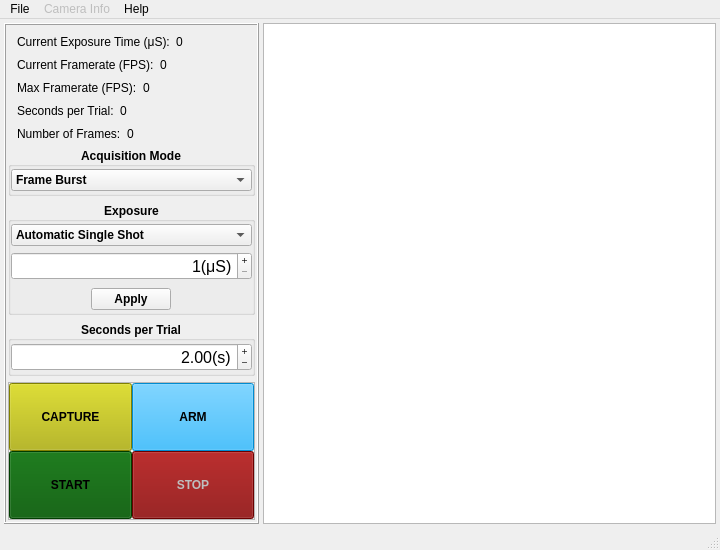
Qt form UI/design/FLIR.ui (OlfactoryBehaviorLab/dewan_flir_camera) before a commit.
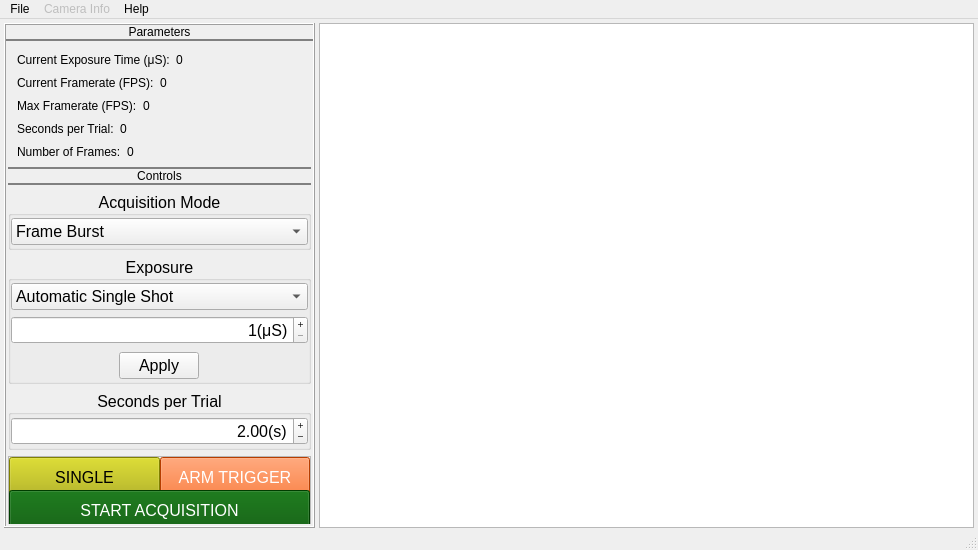
The same form after that commit.

Commit message: new config UI, update FLIR ui

```diff
--- a/UI/design/FLIR.ui
+++ b/UI/design/FLIR.ui
@@ -9,12 +9,12 @@
    <rect>
     <x>0</x>
     <y>0</y>
-    <width>720</width>
+    <width>978</width>
     <height>550</height>
    </rect>
   </property>
   <property name="sizePolicy">
-   <sizepolicy hsizetype="Maximum" vsizetype="Maximum">
+   <sizepolicy hsizetype="MinimumExpanding" vsizetype="Minimum">
     <horstretch>0</horstretch>
     <verstretch>0</verstretch>
    </sizepolicy>
@@ -28,6 +28,9 @@
   <property name="windowTitle">
    <string>Dewan Lab FLIR Blackfly S Camera Acquisition</string>
   </property>
+  <property name="styleSheet">
+   <string notr="true">font: 12pt &quot;Arial&quot;;</string>
+  </property>
   <property name="documentMode">
    <bool>false</bool>
   </property>
@@ -36,7 +39,7 @@
   </property>
   <widget class="QWidget" name="main_container">
    <property name="sizePolicy">
-    <sizepolicy hsizetype="Maximum" vsizetype="Maximum">
+    <sizepolicy hsizetype="MinimumExpanding" vsizetype="Maximum">
      <horstretch>0</horstretch>
      <verstretch>0</verstretch>
     </sizepolicy>
@@ -52,7 +55,7 @@
      <number>4</number>
     </property>
     <property name="bottomMargin">
-     <number>4</number>
+     <number>0</number>
     </property>
     <property name="horizontalSpacing">
      <number>4</number>
@@ -63,7 +66,7 @@
     <item row="0" column="1">
      <widget class="QGraphicsView" name="viewport">
       <property name="sizePolicy">
-       <sizepolicy hsizetype="Minimum" vsizetype="Expanding">
+       <sizepolicy hsizetype="Minimum" vsizetype="MinimumExpanding">
         <horstretch>0</horstretch>
         <verstretch>0</verstretch>
        </sizepolicy>
@@ -73,7 +76,7 @@
     <item row="0" column="0">
      <widget class="QFrame" name="left_pane">
       <property name="sizePolicy">
-       <sizepolicy hsizetype="Maximum" vsizetype="Minimum">
+       <sizepolicy hsizetype="Maximum" vsizetype="MinimumExpanding">
         <horstretch>0</horstretch>
         <verstretch>0</verstretch>
        </sizepolicy>
@@ -89,7 +92,7 @@
       </property>
       <layout class="QVBoxLayout" name="left_pane_layout">
        <property name="spacing">
-        <number>0</number>
+        <number>2</number>
        </property>
        <property name="leftMargin">
         <number>0</number>
@@ -103,6 +106,29 @@
        <property name="bottomMargin">
         <number>0</number>
        </property>
+       <item>
+        <widget class="QLabel" name="param_header">
+         <property name="sizePolicy">
+          <sizepolicy hsizetype="Preferred" vsizetype="Maximum">
+           <horstretch>0</horstretch>
+           <verstretch>0</verstretch>
+          </sizepolicy>
+         </property>
+         <property name="styleSheet">
+          <string notr="true">border-bottom-width: 2px;
+border-bottom-style: solid;
+border-radius: 0px;
+border-color: grey;
+font: 700 16pt &quot;Arial&quot;;</string>
+         </property>
+         <property name="text">
+          <string>Parameters</string>
+         </property>
+         <property name="alignment">
+          <set>Qt::AlignmentFlag::AlignCenter</set>
+         </property>
+        </widget>
+       </item>
        <item>
         <widget class="QWidget" name="param_disp" native="true">
          <property name="sizePolicy">
@@ -386,7 +412,7 @@
        <item>
         <widget class="QWidget" name="controls" native="true">
          <property name="sizePolicy">
-          <sizepolicy hsizetype="Minimum" vsizetype="Minimum">
+          <sizepolicy hsizetype="Minimum" vsizetype="MinimumExpanding">
            <horstretch>0</horstretch>
            <verstretch>0</verstretch>
           </sizepolicy>
@@ -404,6 +430,32 @@
           <property name="bottomMargin">
            <number>2</number>
           </property>
+          <item>
+           <widget class="QLabel" name="controls_header">
+            <property name="sizePolicy">
+             <sizepolicy hsizetype="Preferred" vsizetype="Maximum">
+              <horstretch>0</horstretch>
+              <verstretch>0</verstretch>
+             </sizepolicy>
+            </property>
+            <property name="styleSheet">
+             <string notr="true">border-top-width: 2px;
+border-top-style: solid;
+border-bottom-width: 2px;
+border-bottom-style: solid;
+border-radius: 0px;
+border-color: grey;
+
+font: 700 16pt &quot;Arial&quot;;</string>
+            </property>
+            <property name="text">
+             <string>Controls</string>
+            </property>
+            <property name="alignment">
+             <set>Qt::AlignmentFlag::AlignCenter</set>
+            </property>
+           </widget>
+          </item>
           <item>
            <widget class="QGroupBox" name="acquisition_mode">
             <property name="sizePolicy">
@@ -414,7 +466,10 @@
             </property>
             <property name="font">
              <font>
-              <bold>true</bold>
+              <family>Arial</family>
+              <pointsize>12</pointsize>
+              <italic>false</italic>
+              <bold>false</bold>
              </font>
             </property>
             <property name="title">
@@ -471,7 +526,10 @@
             </property>
             <property name="font">
              <font>
-              <bold>true</bold>
+              <family>Arial</family>
+              <pointsize>12</pointsize>
+              <italic>false</italic>
+              <bold>false</bold>
              </font>
             </property>
             <property name="title">
@@ -525,7 +583,9 @@
               <widget class="QSpinBox" name="exposure_value">
                <property name="font">
                 <font>
+                 <family>Arial</family>
                  <pointsize>12</pointsize>
+                 <italic>false</italic>
                  <bold>false</bold>
                 </font>
                </property>
@@ -614,7 +674,10 @@
             </property>
             <property name="font">
              <font>
-              <bold>true</bold>
+              <family>Arial</family>
+              <pointsize>12</pointsize>
+              <italic>false</italic>
+              <bold>false</bold>
              </font>
             </property>
             <property name="title">
@@ -643,7 +706,9 @@
               <widget class="QDoubleSpinBox" name="s_per_trial_val">
                <property name="font">
                 <font>
+                 <family>Arial</family>
                  <pointsize>12</pointsize>
+                 <italic>false</italic>
                  <bold>false</bold>
                 </font>
                </property>
@@ -727,55 +792,10 @@
              <property name="spacing">
               <number>0</number>
              </property>
-             <item row="1" column="0">
-              <widget class="QPushButton" name="start_button">
-               <property name="sizePolicy">
-                <sizepolicy hsizetype="Minimum" vsizetype="Maximum">
-                 <horstretch>0</horstretch>
-                 <verstretch>0</verstretch>
-                </sizepolicy>
-               </property>
-               <property name="minimumSize">
-                <size>
-                 <width>50</width>
-                 <height>40</height>
-                </size>
-               </property>
-               <property name="maximumSize">
-                <size>
-                 <width>16777215</width>
-                 <height>150</height>
-                </size>
-               </property>
-               <property name="baseSize">
-                <size>
-                 <width>30</width>
-                 <height>30</height>
-                </size>
-               </property>
-               <property name="font">
-                <font>
-                 <bold>true</bold>
-                </font>
-               </property>
-               <property name="layoutDirection">
-                <enum>Qt::LayoutDirection::LeftToRight</enum>
-               </property>
-               <property name="styleSheet">
-                <string notr="true">background-color: rgb(0, 85, 0);</string>
-               </property>
-               <property name="text">
-                <string>START</string>
-               </property>
-               <property name="flat">
-                <bool>false</bool>
-               </property>
-              </widget>
-             </item>
              <item row="0" column="1">
               <widget class="QPushButton" name="arm_button">
                <property name="enabled">
-                <bool>false</bool>
+                <bool>true</bool>
                </property>
                <property name="sizePolicy">
                 <sizepolicy hsizetype="Minimum" vsizetype="Maximum">
@@ -803,61 +823,48 @@
                </property>
                <property name="font">
                 <font>
-                 <bold>true</bold>
+                 <family>Arial</family>
+                 <pointsize>12</pointsize>
+                 <italic>false</italic>
+                 <bold>false</bold>
                 </font>
                </property>
-               <property name="styleSheet">
-                <string notr="true">background-color: rgb(0, 170, 255);
-color:rgb(0, 0, 0);</string>
+               <property name="mouseTracking">
+                <bool>true</bool>
                </property>
-               <property name="text">
-                <string>ARM</string>
-               </property>
-               <property name="flat">
+               <property name="tabletTracking">
                 <bool>false</bool>
                </property>
-              </widget>
-             </item>
-             <item row="1" column="1">
-              <widget class="QPushButton" name="stop_button">
-               <property name="enabled">
+               <property name="autoFillBackground">
                 <bool>false</bool>
                </property>
-               <property name="sizePolicy">
-                <sizepolicy hsizetype="Minimum" vsizetype="Maximum">
-                 <horstretch>0</horstretch>
-                 <verstretch>0</verstretch>
-                </sizepolicy>
-               </property>
-               <property name="minimumSize">
-                <size>
-                 <width>50</width>
-                 <height>40</height>
-                </size>
-               </property>
-               <property name="maximumSize">
-                <size>
-                 <width>16777215</width>
-                 <height>150</height>
-                </size>
-               </property>
-               <property name="baseSize">
-                <size>
-                 <width>30</width>
-                 <height>30</height>
-                </size>
-               </property>
-               <property name="font">
-                <font>
-                 <bold>true</bold>
-                </font>
-               </property>
                <property name="styleSheet">
-                <string notr="true">background-color:rgb(129, 0, 0);
+                <string notr="true">QPushButton{
+background-color: rgb(255, 85, 0);
+color:rgb(255,255,255);
+}
+
+QPushButton::hover{
+    background-color: rgb(255, 85, 0);
+    border-color: rgb(60, 231, 195);
+    border-style: outset;
+    color: rgb(255,255,255);
+    border-width: 2px;
+    border-radius: 12px;
+    padding: 6px;
+}
+
+QPushButton::pressed{
+    background-color:rgb(115, 38, 0);
+}
+
+
+
+
 </string>
                </property>
                <property name="text">
-                <string>STOP</string>
+                <string>ARM TRIGGER</string>
                </property>
                <property name="flat">
                 <bool>false</bool>
@@ -866,6 +873,9 @@
              </item>
              <item row="0" column="0">
               <widget class="QPushButton" name="capture_button">
+               <property name="enabled">
+                <bool>true</bool>
+               </property>
                <property name="sizePolicy">
                 <sizepolicy hsizetype="Minimum" vsizetype="Maximum">
                  <horstretch>0</horstretch>
@@ -892,15 +902,107 @@
                </property>
                <property name="font">
                 <font>
-                 <bold>true</bold>
+                 <family>Arial</family>
+                 <pointsize>12</pointsize>
+                 <italic>false</italic>
+                 <bold>false</bold>
                 </font>
                </property>
+               <property name="mouseTracking">
+                <bool>true</bool>
+               </property>
                <property name="styleSheet">
-                <string notr="true">background-color: rgb(179, 179, 0);
-color: rgb(0, 0, 0);</string>
+                <string notr="true">QPushButton{
+background-color: rgb(179, 179, 0);
+}
+
+QPushButton::hover{
+    background-color: rgb(179, 179, 0);
+    border-color: rgb(60, 231, 195);
+    border-style: outset;
+    color: rgb(255,255,255);
+    border-width: 2px;
+    border-radius: 12px;
+    padding: 6px;
+}
+
+QPushButton::pressed{
+    background-color:rgb(74, 74, 0);
+}
+
+
+
+
+
+</string>
                </property>
                <property name="text">
-                <string>CAPTURE</string>
+                <string>SINGLE</string>
+               </property>
+               <property name="flat">
+                <bool>false</bool>
+               </property>
+              </widget>
+             </item>
+             <item row="1" column="0" colspan="2">
+              <widget class="QPushButton" name="start_button">
+               <property name="sizePolicy">
+                <sizepolicy hsizetype="Minimum" vsizetype="Maximum">
+                 <horstretch>0</horstretch>
+                 <verstretch>0</verstretch>
+                </sizepolicy>
+               </property>
+               <property name="minimumSize">
+                <size>
+                 <width>50</width>
+                 <height>40</height>
+                </size>
+               </property>
+               <property name="maximumSize">
+                <size>
+                 <width>16777215</width>
+                 <height>150</height>
+                </size>
+               </property>
+               <property name="baseSize">
+                <size>
+                 <width>30</width>
+                 <height>30</height>
+                </size>
+               </property>
+               <property name="font">
+                <font>
+                 <family>Arial</family>
+                 <pointsize>12</pointsize>
+                 <italic>false</italic>
+                 <bold>false</bold>
+                </font>
+               </property>
+               <property name="layoutDirection">
+                <enum>Qt::LayoutDirection::LeftToRight</enum>
+               </property>
+               <property name="styleSheet">
+                <string notr="true">QPushButton{
+background-color: rgb(0, 85, 0);
+color:rgb(255,255,255);
+}
+
+QPushButton::hover{
+background-color: rgb(0, 85, 0);
+    border-color: rgb(60, 231, 195);
+    border-style: outset;
+    color: rgb(255,255,255);
+    border-width: 2px;
+    border-radius: 12px;
+    padding: 6px;
+}
+
+QPushButton::pressed{
+background-color: rgb(0, 60, 0);
+}</string>
+               </property>
+               <property name="text">
+                <string>START ACQUISITION</string>
                </property>
                <property name="flat">
                 <bool>false</bool>
@@ -923,8 +1025,8 @@
     <rect>
      <x>0</x>
      <y>0</y>
-     <width>720</width>
-     <height>21</height>
+     <width>978</width>
+     <height>33</height>
     </rect>
    </property>
    <widget class="QMenu" name="menuFile">
```
The commit also changes 1 other file.
